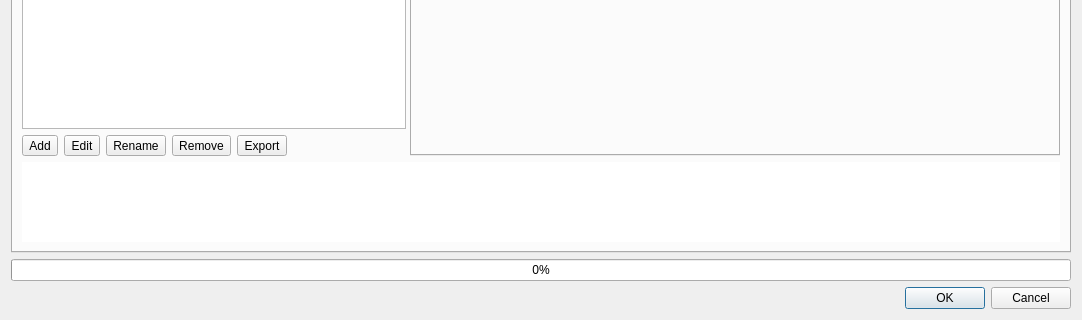
Before: the Qt Designer form qquake/ui/qquake_dialog_base.ui in INGV/qquake, drawn with Qt 5; both pictures show x 0 to 1082 and y 581 to 901 of the 1082 by 901 pixel window.
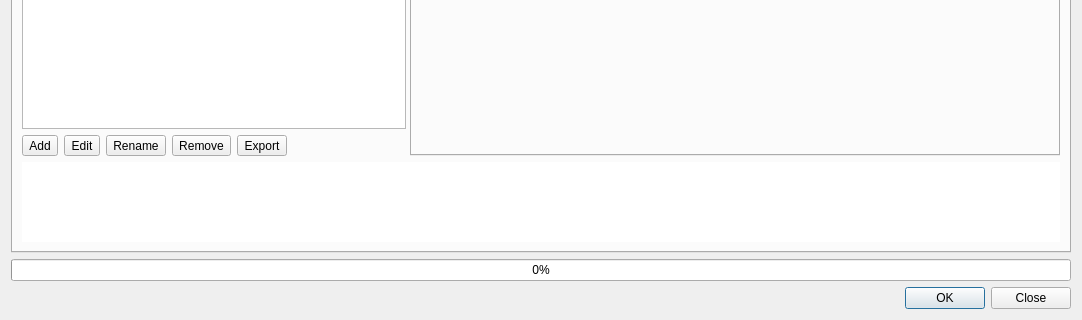
After: the same form once the commit is applied.

The edit to the form file:
```diff
--- a/qquake/ui/qquake_dialog_base.ui
+++ b/qquake/ui/qquake_dialog_base.ui
@@ -738,7 +738,7 @@
       <enum>Qt::Horizontal</enum>
      </property>
      <property name="standardButtons">
-      <set>QDialogButtonBox::Cancel|QDialogButtonBox::Ok</set>
+      <set>QDialogButtonBox::Close|QDialogButtonBox::Ok</set>
      </property>
     </widget>
    </item>
```
Left out of the diff: 2 changed lines with no effect on the pictures.
